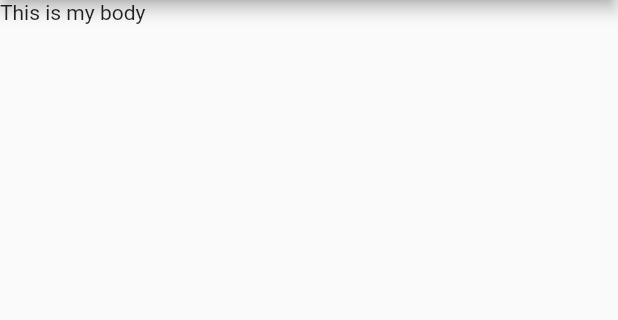
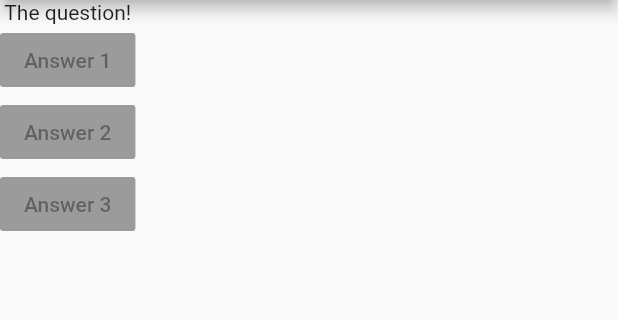
Before and after one commit to DuncanMoyo/super-duper-palm-tree, a Flutter app: the screen it shows after launch, on a phone screen of 412 x 824 dp, the part 84-404 px from its top. Run offline on Flutter 3.47's test engine with Material 2 defaults, Android fonts, the phone set to English and light mode, and no system bars.

Commit message:
adding layout widgets

```diff
--- a/lib/main.dart
+++ b/lib/main.dart
@@ -9,12 +9,32 @@ void main() => runApp(MyApp());
 class MyApp extends StatelessWidget {
   @override
   Widget build(BuildContext context) {
+    var questions = [
+      'What\'s your favourite color?',
+      'What\'s your fvourite animal?',
+    ];
     return MaterialApp(
       home: Scaffold(
         appBar: AppBar(
           title: Text('Quiz App'),
         ),
-        body: Text('This is my body'),
+        body: Column(
+          children: [
+            Text('The question!'),
+            RaisedButton(
+              onPressed: null,
+              child: Text('Answer 1'),
+            ),
+            RaisedButton(
+              onPressed: null,
+              child: Text('Answer 2'),
+            ),
+            RaisedButton(
+              onPressed: null,
+              child: Text('Answer 3'),
+            ),
+          ],
+        ),
       ),
     );
   }
```
